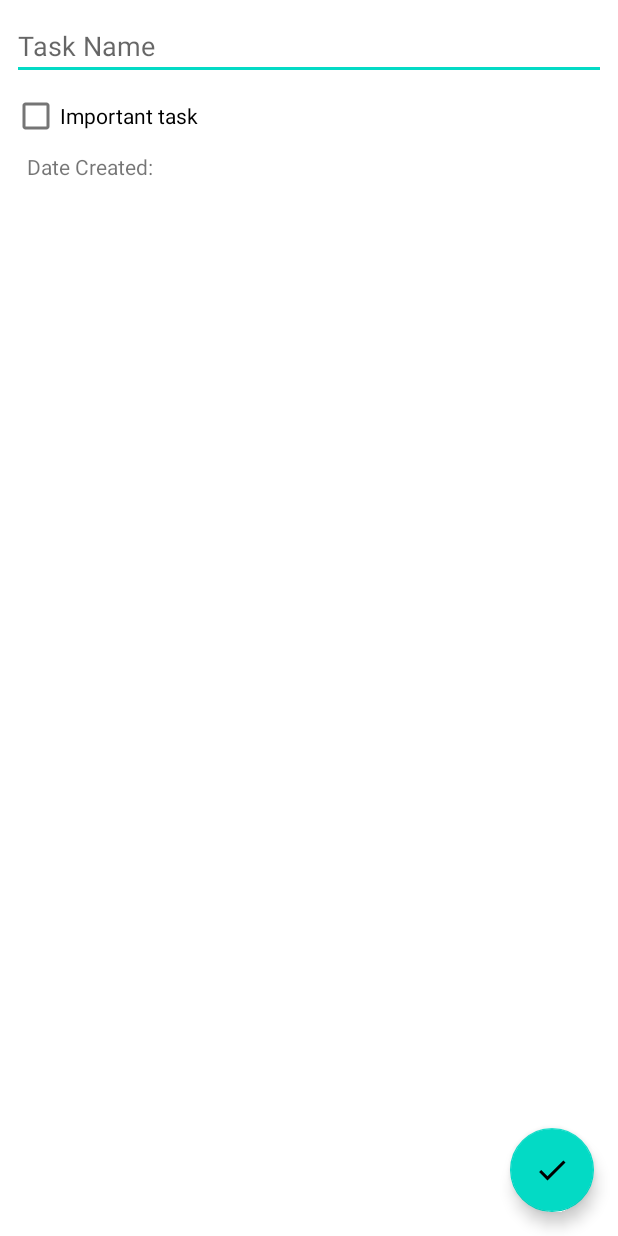
After one commit to AshDs25/ToDo, an Android app: the layout fragment_add_edit_task.xml on its own in the app's theme, with its tools: preview values and no code run, on a phone screen of 412 x 824 dp. The commit adds this screen. Run offline under Robolectric (Android 15) with nearby library versions, the phone set to English and light mode, and no system bars.

Commit message:
new additions

```diff
--- /dev/null
+++ b/app/src/main/res/drawable/ic_add.xml
@@ -0,0 +1,5 @@
+<vector android:height="24dp" android:tint="#FFFFFF"
+    android:viewportHeight="24" android:viewportWidth="24"
+    android:width="24dp" xmlns:android="http://schemas.android.com/apk/res/android">
+    <path android:tint="@color/white" android:fillColor="@color/white" android:pathData="M19,13h-6v6h-2v-6H5v-2h6V5h2v6h6v2z"/>
+</vector>
--- /dev/null
+++ b/app/src/main/res/drawable/ic_check_mark.xml
@@ -0,0 +1,5 @@
+<vector android:height="24dp" android:tint="#FFFFFF"
+    android:viewportHeight="24" android:viewportWidth="24"
+    android:width="24dp" xmlns:android="http://schemas.android.com/apk/res/android">
+    <path android:fillColor="@android:color/white" android:pathData="M9,16.17L4.83,12l-1.42,1.41L9,19 21,7l-1.41,-1.41z"/>
+</vector>
--- /dev/null
+++ b/app/src/main/res/drawable/ic_priority.xml
@@ -0,0 +1,6 @@
+<vector android:height="24dp" android:tint="#4B4646"
+    android:viewportHeight="24" android:viewportWidth="24"
+    android:width="24dp" xmlns:android="http://schemas.android.com/apk/res/android">
+    <path android:fillColor="@android:color/white" android:pathData="M12,19m-2,0a2,2 0,1 1,4 0a2,2 0,1 1,-4 0"/>
+    <path android:fillColor="@android:color/white" android:pathData="M10,3h4v12h-4z"/>
+</vector>
--- a/app/src/main/res/layout/activity_main.xml
+++ b/app/src/main/res/layout/activity_main.xml
@@ -4,7 +4,7 @@
     xmlns:tools="http://schemas.android.com/tools"
     android:layout_width="match_parent"
     android:layout_height="match_parent"
-    tools:context=".MainActivity">
+    tools:context="com.example.todo2.MainActivity">
 
     <TextView
         android:layout_width="wrap_content"
--- /dev/null
+++ b/app/src/main/res/layout/fragment_add_edit_task.xml
@@ -0,0 +1,42 @@
+<?xml version="1.0" encoding="utf-8"?>
+<androidx.coordinatorlayout.widget.CoordinatorLayout xmlns:android="http://schemas.android.com/apk/res/android"
+    android:layout_width="match_parent"
+    android:layout_height="match_parent"
+    xmlns:tools="http://schemas.android.com/tools">
+
+    <LinearLayout
+        android:layout_width="match_parent"
+        android:layout_height="wrap_content"
+        android:orientation="vertical"
+        android:padding="8dp">
+        <EditText
+            android:layout_width="match_parent"
+            android:layout_height="wrap_content"
+            android:hint="Task Name"
+            android:id="@+id/edit_text_task_name"
+            android:inputType="text"/>
+        <CheckBox
+            android:id="@+id/check_box_important"
+            android:layout_width="match_parent"
+            android:layout_height="wrap_content"
+            android:text="Important task"/>
+
+        <TextView
+            android:id="@+id/text_view_date_created"
+            android:layout_width="wrap_content"
+            android:layout_height="wrap_content"
+            android:paddingLeft="10dp"
+            tools:text="Date Created:" />
+
+
+    </LinearLayout>
+
+    <com.google.android.material.floatingactionbutton.FloatingActionButton
+        android:id="@+id/fab_save_task"
+        android:layout_width="wrap_content"
+        android:layout_height="wrap_content"
+        android:layout_gravity="bottom|end"
+        android:layout_margin="16dp"
+        android:src="@drawable/ic_check_mark"/>
+
+</androidx.coordinatorlayout.widget.CoordinatorLayout>
```
Also changed, not shown: app/src/main/res/layout/fragment_tasks.xml (added, +19 -0 lines), app/src/main/res/layout/item_task.xml (added, +35 -0 lines).
